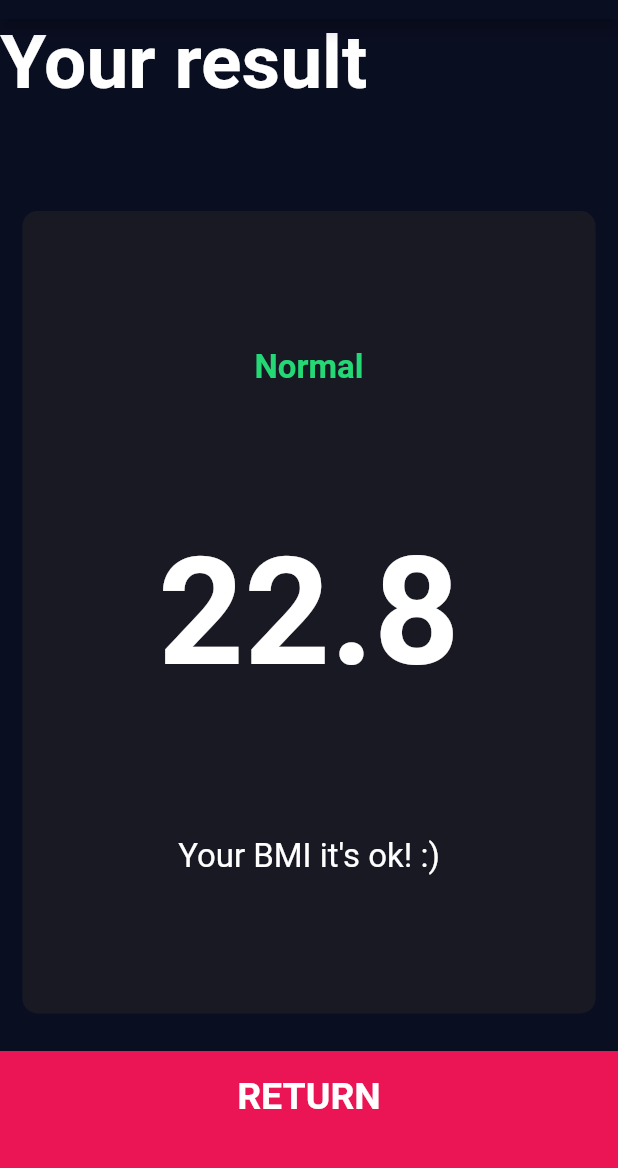
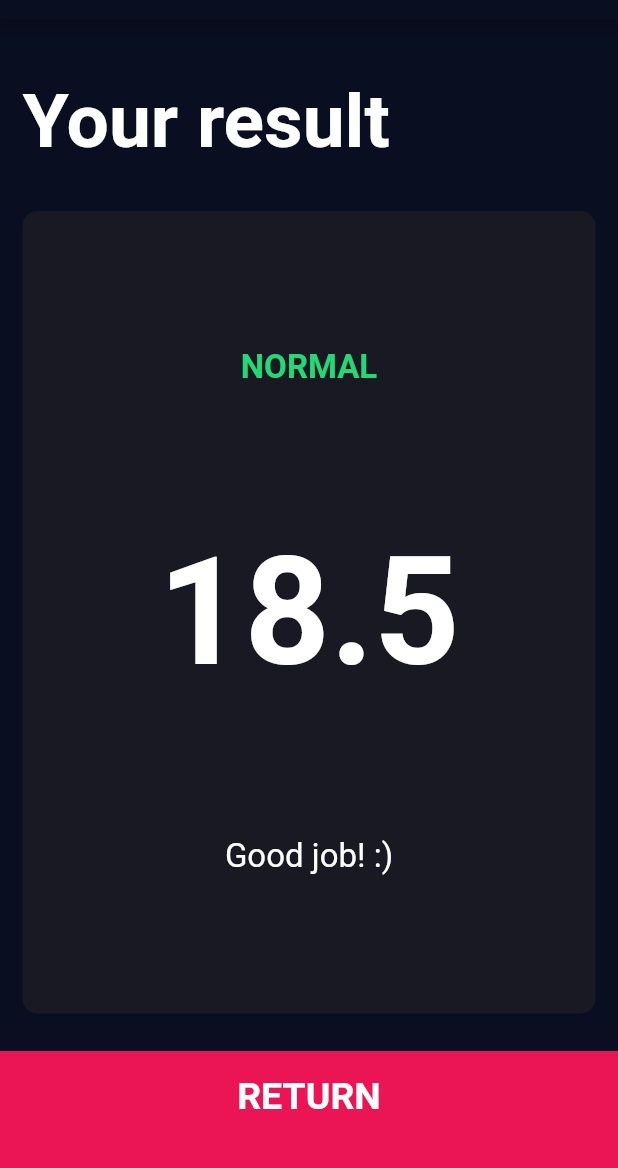
Before and after one commit to larissavarjao/bmi-calculator, a Flutter app: the screen it shows after launch, after a tap on "CALCULATE", on a phone screen of 412 x 824 dp, the part 65-1233 px from its top. Run offline on Flutter 3.47's test engine with Material 2 defaults, Android fonts, the phone set to English and light mode, and no system bars; our stand-ins replace font_awesome_flutter.

Commit message:
feat: calculate result properly

```diff
--- /dev/null
+++ b/lib/calculator.dart
@@ -0,0 +1,35 @@
+import 'dart:math';
+
+class Calculator {
+  final int heigth;
+  final int weight;
+
+  double _bmi;
+
+  Calculator({this.heigth, this.weight});
+
+  String calculateBMI() {
+    _bmi = weight / pow(heigth / 100, 2);
+    return _bmi.toStringAsFixed(1);
+  }
+
+  String getResult() {
+    if (_bmi > 25) {
+      return 'Overweight';
+    } else if (_bmi > 18.5) {
+      return 'Normal';
+    } else {
+      return 'Underweigth';
+    }
+  }
+
+  String getIterpretation() {
+    if (_bmi > 25) {
+      return 'You need to exercise more :(';
+    } else if (_bmi > 18.5) {
+      return 'Good job! :)';
+    } else {
+      return 'You need to eat a little bit more :(';
+    }
+  }
+}
--- a/lib/screens/input_page.dart
+++ b/lib/screens/input_page.dart
@@ -7,6 +7,8 @@ import '../components/card_widget.dart';
 import '../constants.dart';
 import '../components/gender_info.dart';
 import '../components/round_button.dart';
+
+import 'package:bmi_calculator/calculator.dart';
 
 enum Gender { female, male }
 
@@ -211,11 +213,18 @@ class _InputPageState extends State<InputPage> {
           ButtonBottom(
             title: 'CALCULATE',
             onTap: () {
+              Calculator calculator =
+                  Calculator(heigth: heigth, weight: weight);
+
               Navigator.push(
                 context,
                 MaterialPageRoute(
                   builder: (context) {
-                    return ResultsPage();
+                    return ResultsPage(
+                      bmiResult: calculator.calculateBMI(),
+                      interpretation: calculator.getIterpretation(),
+                      result: calculator.getResult(),
+                    );
                   },
                 ),
               );
--- a/lib/screens/results_page.dart
+++ b/lib/screens/results_page.dart
@@ -5,7 +5,11 @@ import '../components/button_bottom.dart';
 import '../constants.dart';
 
 class ResultsPage extends StatelessWidget {
-  const ResultsPage({Key key}) : super(key: key);
+  final String result;
+  final String interpretation;
+  final String bmiResult;
+
+  ResultsPage({this.result, this.bmiResult, this.interpretation});
 
   @override
   Widget build(BuildContext context) {
@@ -20,6 +24,8 @@ class ResultsPage extends StatelessWidget {
           children: <Widget>[
             Expanded(
               child: Container(
+                padding: EdgeInsets.all(15.0),
+                alignment: Alignment.bottomLeft,
                 child: Text(
                   'Your result',
                   style: kTitleStyle,
@@ -33,15 +39,15 @@ class ResultsPage extends StatelessWidget {
                 cardChild: Column(
                   children: <Widget>[
                     Text(
-                      'Normal',
+                      result.toUpperCase(),
                       style: kResultTextStyle,
                     ),
                     Text(
-                      '22.8',
+                      bmiResult,
                       style: kBMITextStyle,
                     ),
                     Text(
-                      'Your BMI it\'s ok! :)',
+                      interpretation,
                       style: kBMITextResult,
                       textAlign: TextAlign.center,
                     )
```
